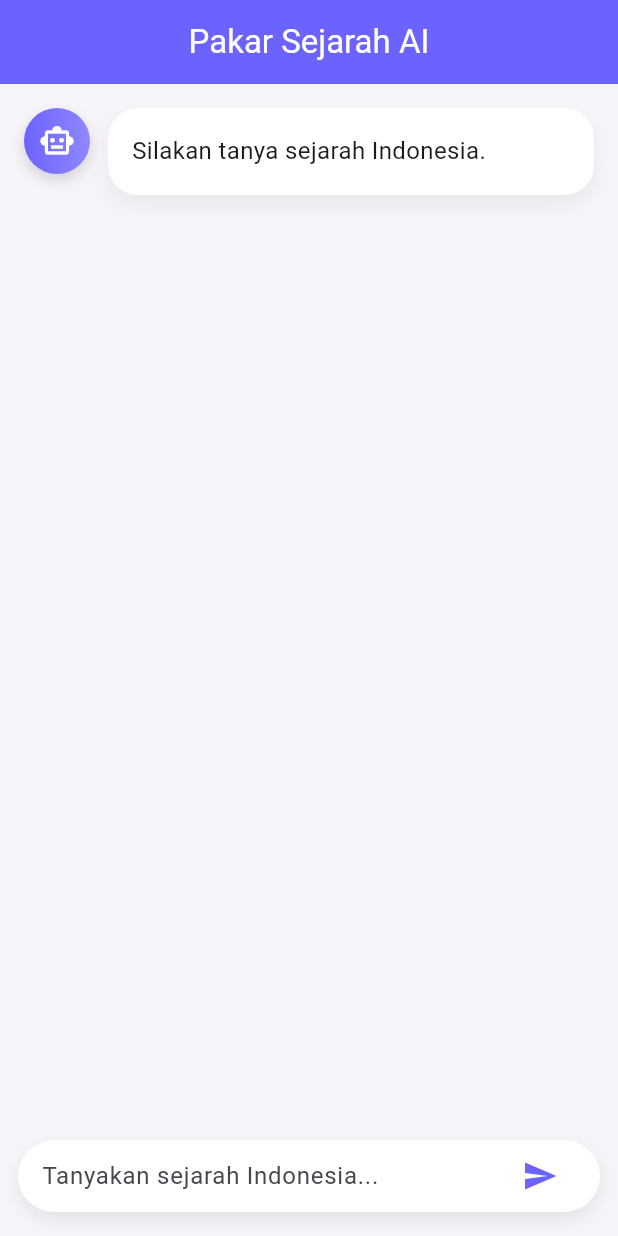
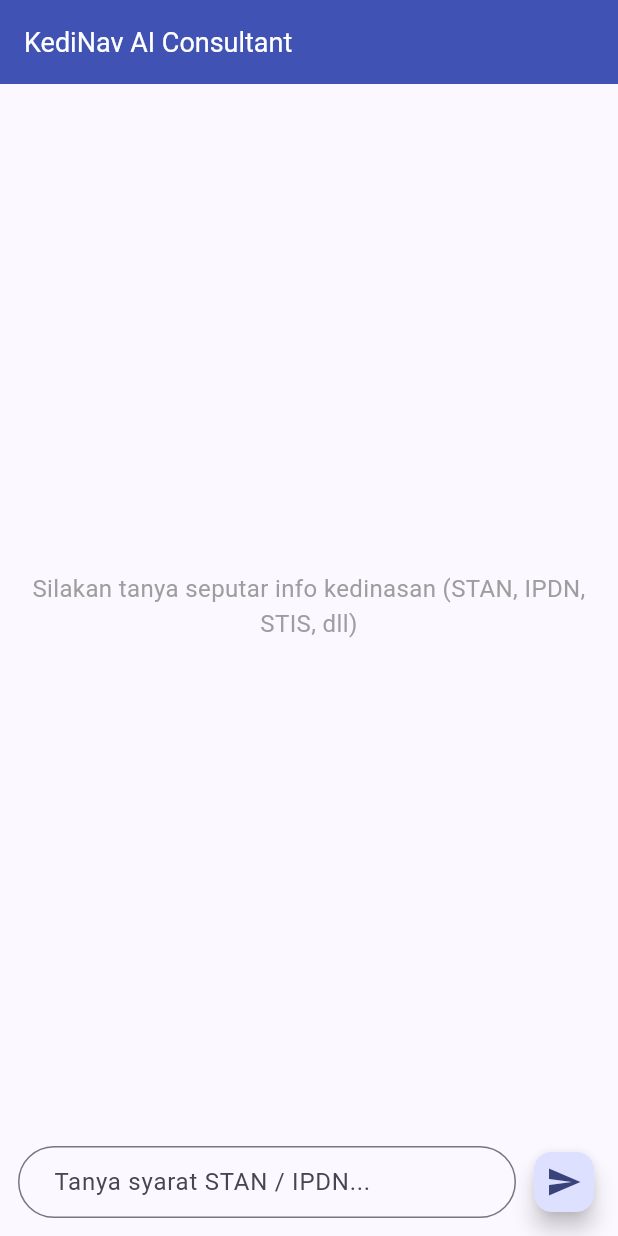
Before and after one commit to dandinugraha2001-code/tugas_mobile_ai_kedinasan, a Flutter app: the screen it shows after launch, after a tap on the "send" icon, on a phone screen of 412 x 824 dp. Run offline on Flutter 3.47's test engine with Material 3 defaults, Android fonts, the phone set to English and light mode, and no system bars; our stand-ins replace flutter_dotenv, google_generative_ai.

Commit message:
Menyelesaikan tugas aplikasi mobile AI Kedinasan

```diff
--- a/lib/main.dart
+++ b/lib/main.dart
@@ -1,269 +1,172 @@
-import 'dart:convert';
 import 'package:flutter/material.dart';
-import 'package:http/http.dart' as http;
 import 'package:flutter_dotenv/flutter_dotenv.dart';
+import 'package:google_generative_ai/google_generative_ai.dart';
 
 Future<void> main() async {
+  // Wajib untuk inisialisasi plugin sebelum app running
   WidgetsFlutterBinding.ensureInitialized();
+
+  try {
+    // Memuat file .env
     await dotenv.load(fileName: ".env");
-  runApp(const MyApp());
+  } catch (e) {
+    debugPrint("Peringatan: File .env tidak ditemukan atau gagal dimuat.");
   }
 
-class MyApp extends StatelessWidget {
-  const MyApp({super.key});
+  runApp(const KediNavApp());
+}
+
+class KediNavApp extends StatelessWidget {
+  const KediNavApp({super.key});
 
   @override
   Widget build(BuildContext context) {
     return MaterialApp(
+      title: 'KediNav AI',
       debugShowCheckedModeBanner: false,
       theme: ThemeData(
-        scaffoldBackgroundColor: const Color(0xFFF7F4FA),
-        appBarTheme: const AppBarTheme(
-          backgroundColor: Color(0xFF6C63FF),
-          foregroundColor: Colors.white,
-          elevation: 0,
+        colorScheme: ColorScheme.fromSeed(seedColor: Colors.indigo),
+        useMaterial3: true,
       ),
-      ),
-      home: const ChatPage(),
+      home: const ChatAiScreen(),
     );
   }
 }
 
-class ChatPage extends StatefulWidget {
-  const ChatPage({super.key});
+class ChatAiScreen extends StatefulWidget {
+  const ChatAiScreen({super.key});
 
   @override
-  State<ChatPage> createState() => _ChatPageState();
+  State<ChatAiScreen> createState() => _ChatAiScreenState();
 }
 
-class _ChatPageState extends State<ChatPage> {
+class _ChatAiScreenState extends State<ChatAiScreen> {
   final TextEditingController _controller = TextEditingController();
+  final List<Map<String, String>> _messages = [];
+  bool _isLoading = false;
 
-  String _response = "Silakan tanya sejarah Indonesia.";
-  bool _loading = false;
-  String? _modelName;
+  // Mengambil API Key dari .env
+  final String _apiKey = dotenv.env['GEMINI_API_KEY'] ?? "";
 
-  // ============================
-  // LOAD MODEL (TIDAK DIUBAH)
-  // ============================
-  Future<void> _loadValidModel(String apiKey) async {
-    final uri = Uri.parse(
-      "https://generativelanguage.googleapis.com/v1beta/models?key=$apiKey",
+  Future<void> _sendMessage() async {
+    if (_controller.text.trim().isEmpty) return;
+
+    // Validasi API Key sederhana
+    if (_apiKey.isEmpty || _apiKey == "ISI_API_KEY_DISINI") {
+      _showError("API Key Gemini belum diatur di file .env");
+      return;
+    }
+
+    String userPrompt = _controller.text;
+    setState(() {
+      _messages.add({"role": "user", "text": userPrompt});
+      _isLoading = true;
+    });
+    _controller.clear();
+
+    try {
+      final model = GenerativeModel(
+        model: 'gemini-1.5-flash',
+        apiKey: _apiKey,
       );
 
-    final res = await http.get(uri);
-    if (res.statusCode != 200) {
-      throw Exception("Gagal mengambil daftar model: ${res.body}");
-    }
+      final content = [
+        Content.text("Kamu adalah asisten ahli sekolah kedinasan Indonesia. Jawab pertanyaan ini: $userPrompt")
+      ];
 
-    final data = jsonDecode(res.body);
-    final models = data["models"] as List<dynamic>;
+      final response = await model.generateContent(content);
 
-    for (final m in models) {
-      final methods = (m["supportedGenerationMethods"] as List<dynamic>?)
-              ?.map((e) => e.toString())
-              .toList() ??
-          [];
-      if (methods.contains("generateContent")) {
-        _modelName = m["name"];
-        break;
+      setState(() {
+        _messages.add({
+          "role": "ai",
+          "text": response.text ?? "Maaf, asisten AI tidak memberikan respon."
+        });
+      });
+    } catch (e) {
+      _showError("Gagal terhubung ke AI. Cek koneksi internet.");
+    } finally {
+      setState(() => _isLoading = false);
     }
   }
 
-    if (_modelName == null) {
-      throw Exception("Tidak ada model yang mendukung generateContent.");
-    }
+  void _showError(String message) {
+    ScaffoldMessenger.of(context).showSnackBar(
+      SnackBar(content: Text(message)),
+    );
   }
 
-  // ============================
-  // ASK AI (TIDAK DIUBAH)
-  // ============================
-  Future<void> _askAI(String question) async {
-    if (question.trim().isEmpty) return;
-
-    final apiKey = dotenv.env['GEMINI_API_KEY'];
-    if (apiKey == null || apiKey.isEmpty) {
-      setState(() {
-        _response = "❌ API Key tidak ditemukan di .env";
-      });
-      return;
-    }
-
-    setState(() {
-      _loading = true;
-      _response = "⏳ AI sedang berpikir...";
-    });
-
-    try {
-      _modelName ??= (await () async {
-        await _loadValidModel(apiKey);
-        return _modelName!;
-      }());
-
-      final uri = Uri.parse(
-        "https://generativelanguage.googleapis.com/v1beta/$_modelName:generateContent?key=$apiKey",
-      );
-
-      final res = await http.post(
-        uri,
-        headers: {"Content-Type": "application/json"},
-        body: jsonEncode({
-          "contents": [
-            {
-              "parts": [
-                {
-                  "text":
-                      "Kamu adalah pakar sejarah Indonesia. Jawab dengan jelas:\n$question"
-                }
-              ]
-            }
-          ]
-        }),
-      );
-
-      if (res.statusCode != 200) {
-        throw Exception("API Error ${res.statusCode}: ${res.body}");
-      }
-
-      final data = jsonDecode(res.body);
-      setState(() {
-        _response =
-            data["candidates"]?[0]?["content"]?["parts"]?[0]?["text"] ??
-                "⚠️ Tidak ada jawaban dari AI.";
-      });
-    } catch (e) {
-      setState(() {
-        _response = "❌ Error: $e";
-      });
-    } finally {
-      setState(() {
-        _loading = false;
-        _controller.clear();
-      });
-    }
-  }
-
-  // ============================
-  // UI DENGAN AVATAR AI
-  // ============================
   @override
   Widget build(BuildContext context) {
     return Scaffold(
       appBar: AppBar(
-        title: const Text("Pakar Sejarah AI"),
-        centerTitle: true,
+        // Judul disesuaikan dengan pencarian di widget_test.dart
+        title: const Text("KediNav AI Consultant", style: TextStyle(color: Colors.white, fontSize: 18)),
+        backgroundColor: Colors.indigo,
+        elevation: 2,
       ),
       body: Column(
         children: [
-          // CHAT AI
           Expanded(
+            child: _messages.isEmpty
+              ? const Center(
                   child: Padding(
-              padding: const EdgeInsets.all(16),
-              child: Row(
-                crossAxisAlignment: CrossAxisAlignment.start,
-                children: [
-                  // AVATAR AI
-                  Container(
-                    width: 44,
-                    height: 44,
-                    decoration: BoxDecoration(
-                      shape: BoxShape.circle,
-                      gradient: const LinearGradient(
-                        colors: [
-                          Color(0xFF6C63FF),
-                          Color(0xFF8F88FF),
-                        ],
-                      ),
-                      boxShadow: [
-                        BoxShadow(
-                          color: Colors.black.withOpacity(0.15),
-                          blurRadius: 8,
-                          offset: const Offset(0, 4),
-                        ),
-                      ],
-                    ),
-                    child: const Icon(
-                      Icons.smart_toy_outlined,
-                      color: Colors.white,
+                    padding: EdgeInsets.all(20.0),
+                    // TEKS INI WAJIB SAMA PERSIS DENGAN YANG ADA DI TEST
+                    child: Text(
+                      "Silakan tanya seputar info kedinasan (STAN, IPDN, STIS, dll)",
+                      textAlign: TextAlign.center,
+                      style: TextStyle(color: Colors.grey, fontSize: 16),
                     ),
                   ),
-
-                  const SizedBox(width: 12),
-
-                  // CHAT BUBBLE AI
-                  Expanded(
+                )
+              : ListView.builder(
+                  padding: const EdgeInsets.all(16),
+                  itemCount: _messages.length,
+                  itemBuilder: (context, index) {
+                    final msg = _messages[index];
+                    bool isUser = msg["role"] == "user";
+                    return Align(
+                      alignment: isUser ? Alignment.centerRight : Alignment.centerLeft,
                       child: Container(
-                      padding: const EdgeInsets.all(16),
+                        margin: const EdgeInsets.symmetric(vertical: 5),
+                        padding: const EdgeInsets.all(12),
                         decoration: BoxDecoration(
-                        color: Colors.white,
-                        borderRadius: BorderRadius.circular(20),
-                        boxShadow: [
-                          BoxShadow(
-                            color: Colors.black.withOpacity(0.06),
-                            blurRadius: 12,
-                            offset: const Offset(0, 6),
+                          color: isUser ? Colors.indigo[100] : Colors.grey[200],
+                          borderRadius: BorderRadius.circular(15),
                         ),
-                        ],
+                        constraints: BoxConstraints(
+                          maxWidth: MediaQuery.of(context).size.width * 0.75
                         ),
-                      child: SingleChildScrollView(
-                        child: Text(
-                          _response,
-                          style: const TextStyle(
-                            fontSize: 16,
-                            height: 1.6,
+                        child: Text(msg["text"]!),
+                      ),
+                    );
+                  },
                 ),
           ),
-                      ),
-                    ),
-                  ),
-                ],
-              ),
-            ),
-          ),
-
-          if (_loading)
-            const Padding(
-              padding: EdgeInsets.symmetric(horizontal: 16),
-              child: LinearProgressIndicator(minHeight: 3),
-            ),
-
-          // INPUT
+          if (_isLoading) const LinearProgressIndicator(),
+          // Input Field
           Padding(
-            padding: const EdgeInsets.fromLTRB(12, 8, 12, 16),
-            child: Container(
-              padding: const EdgeInsets.symmetric(horizontal: 16),
-              decoration: BoxDecoration(
-                color: Colors.white,
-                borderRadius: BorderRadius.circular(30),
-                boxShadow: [
-                  BoxShadow(
-                    color: Colors.black.withOpacity(0.08),
-                    blurRadius: 10,
-                    offset: const Offset(0, 5),
-                  ),
-                ],
-              ),
+            padding: const EdgeInsets.all(12.0),
             child: Row(
               children: [
                 Expanded(
                   child: TextField(
                     controller: _controller,
-                      decoration: const InputDecoration(
-                        hintText: "Tanyakan sejarah Indonesia...",
-                        border: InputBorder.none,
-                      ),
-                      onSubmitted: _askAI,
+                    onSubmitted: (_) => _sendMessage(),
+                    decoration: InputDecoration(
+                      hintText: "Tanya syarat STAN / IPDN...",
+                      border: OutlineInputBorder(borderRadius: BorderRadius.circular(25)),
+                      contentPadding: const EdgeInsets.symmetric(horizontal: 20),
                     ),
                   ),
-                  IconButton(
-                    icon: const Icon(
-                      Icons.send,
-                      color: Color(0xFF6C63FF),
                 ),
-                    onPressed: () => _askAI(_controller.text),
+                const SizedBox(width: 8),
+                FloatingActionButton(
+                  onPressed: _sendMessage,
+                  mini: true,
+                  child: const Icon(Icons.send),
                 ),
               ],
-              ),
             ),
           ),
         ],
```
Also changed, not shown: pubspec.yaml (+12 -9 lines), pubspec.lock, 3 other files. Lines whose indentation alone changed are shown as unchanged.
